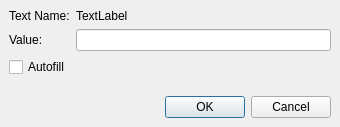
Qt form src/Mod/TechDraw/Gui/DlgTemplateField.ui (southseact-3d/fcd) before a commit.
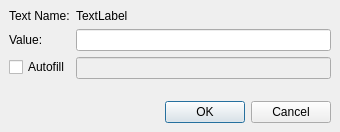
The same form after that commit.

Commit message: [TD]show autofill value in dialog

Diff of the .ui file:
```diff
--- a/src/Mod/TechDraw/Gui/DlgTemplateField.ui
+++ b/src/Mod/TechDraw/Gui/DlgTemplateField.ui
@@ -10,7 +10,7 @@
     <x>0</x>
     <y>0</y>
     <width>340</width>
-    <height>127</height>
+    <height>132</height>
    </rect>
   </property>
   <property name="windowTitle">
@@ -56,6 +56,19 @@
        </property>
       </widget>
      </item>
+     <item row="2" column="1">
+      <widget class="QLineEdit" name="leAutofill">
+       <property name="enabled">
+        <bool>false</bool>
+       </property>
+       <property name="toolTip">
+        <string>The autofill replacement value.</string>
+       </property>
+       <property name="readOnly">
+        <bool>true</bool>
+       </property>
+      </widget>
+     </item>
     </layout>
    </item>
    <item>
```
The commit also changes 6 other files.
